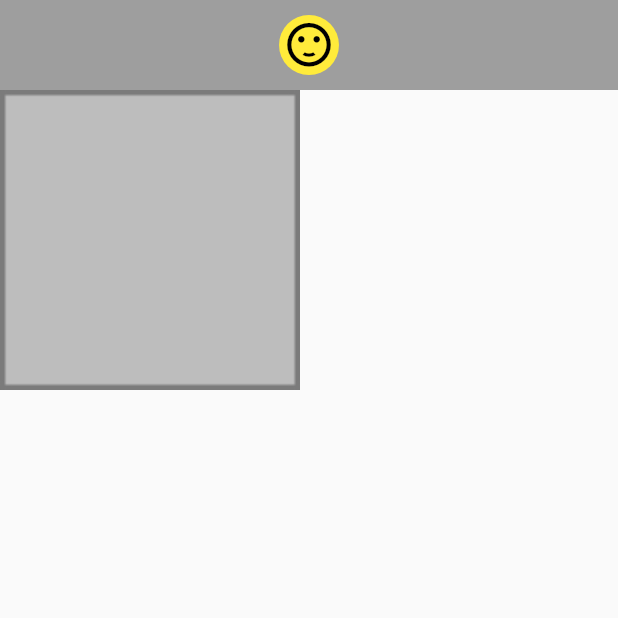
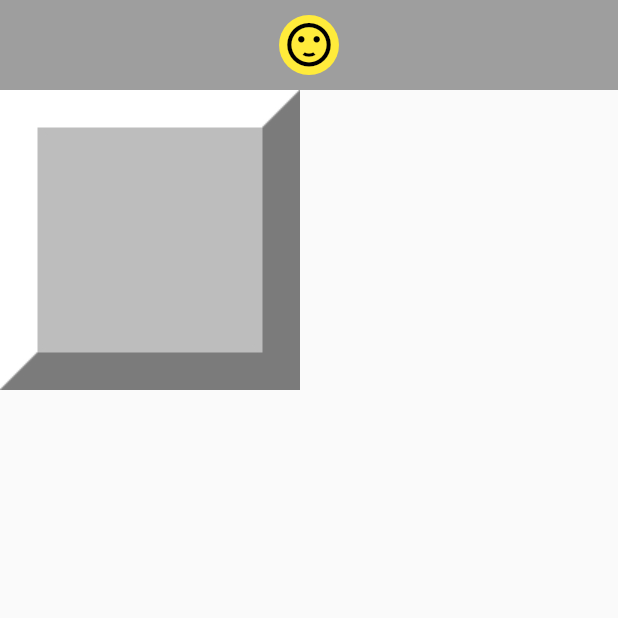
Before and after one commit to 4lxcf/Campo_Minado, a Flutter app: the screen it shows after launch, on a phone screen of 412 x 824 dp, the top half of it. Run offline on Flutter 3.47's test engine with Material 2 defaults, Android fonts, the phone set to English and light mode, and no system bars.

```diff
--- a/lib/components/block_widget.dart
+++ b/lib/components/block_widget.dart
@@ -22,10 +22,18 @@ class BlockWidget extends StatelessWidget {
   }
 
   Widget _getImage() {
+    int qBombs = block!.minesQuantity;
+
     if (block!.open && block!.hasMine && block!.isExploded) {
-      return Image.asset('assets/images/aberto_0.jpeg');
+      return Image.asset('assets/images/bomba_0.jpeg');
+    } else if (block!.open && block!.hasMine) {
+      return Image.asset('assets/images/bomba_1.jpeg');
+    } else if (block!.open) {
+      return Image.asset('assets/images/aberto_$qBombs.jpeg');
+    } else if (block!.isMarked) {
+      return Image.asset('assets/images/bandeira.jpeg');
     } else {
-      return Image.asset('assets/images/aberto_0.jpeg');
+      return Image.asset('assets/images/fechado.jpeg');
     }
   }
 }
```
